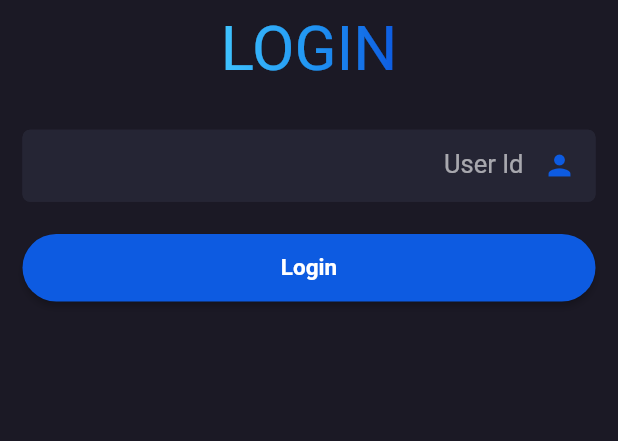
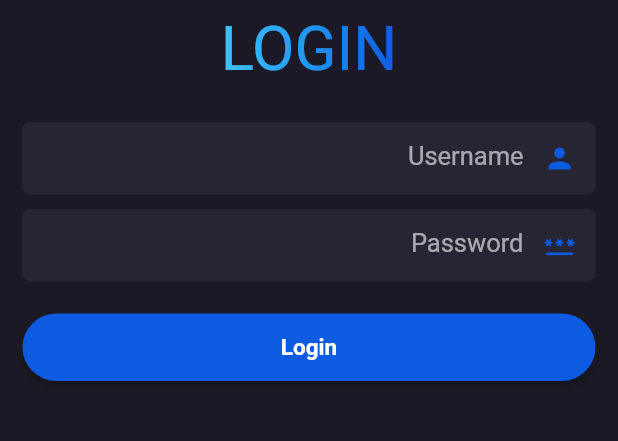
Before and after one commit to MhmdAmoudi/AlqarnControlPanel-app, a Flutter app: the screen it shows after launch, on a phone screen of 412 x 824 dp, the part 215-656 px from its top. Run offline on Flutter 3.47's test engine with Material 2 defaults, Android fonts, the phone set to English and light mode, and no system bars; drawn by our look-alikes of loader_overlay, simple_gradient_text; our stand-ins replace auto_size_text, carousel_slider, date_format, dio, flutter_dotenv, flutter_local_notifications and 12 more; missing offline and left inert: workmanager; accounts and stored records are empty; Roboto replaces fonts that are missing (Hacen).

Commit message:
get new order count

```diff
--- a/lib/api/api.dart
+++ b/lib/api/api.dart
@@ -12,12 +12,9 @@ class API {
 
   static String? token;
 
-  static late final String baseUrl;
+  static late String baseUrl;
 
-  API(
-    String controller, {
-    bool withFile = false,
-  }) {
+  API(String controller, {bool withFile = false}) {
     _dio = Dio(
       BaseOptions(
         baseUrl: '$baseUrl$controller/',
@@ -47,9 +44,9 @@ class API {
   }
 
   static void refreshToken(String newToken) async {
+    token = newToken;
     const FlutterSecureStorage storage = FlutterSecureStorage();
     await storage.write(key: 'refreshToken', value: token);
-    token = newToken;
   }
 
   Future<dynamic> _apiRequest(Future<Response> Function() request) async {
--- a/lib/main.dart
+++ b/lib/main.dart
@@ -6,10 +6,12 @@ import 'package:flutter_secure_storage/flutter_secure_storage.dart';
 import 'package:get/get.dart';
 import 'package:manage/widgets/drawer/sections_drawer.dart';
 import 'package:sizer/sizer.dart';
+import 'package:workmanager/workmanager.dart';
 
 import 'api/api.dart';
 import 'screens/home/home.dart';
 import 'screens/register/login.dart';
+import 'service/notifications.dart';
 import 'utilities/appearance/theme.dart';
 import 'widgets/global_loader.dart';
 
@@ -93,9 +95,11 @@ class _SplashScreenState extends State<SplashScreen> {
     API.token = await storage.read(key: 'refreshToken');
     await dotenv.load();
     API.baseUrl = dotenv.get('BASE_URL');
+    Workmanager().initialize(callbackDispatcher);
+    Workmanager().registerPeriodicTask('orders', 'new orders count');
     Future.delayed(
       const Duration(seconds: 3),
-      () {
+          () {
         if (API.token != null) {
           MenuDrawer.extractUserInfo();
           Get.off(() => const Home());
--- a/lib/screens/orders/models/order_view.dart
+++ b/lib/screens/orders/models/order_view.dart
@@ -2,6 +2,7 @@ import 'package:flutter/material.dart';
 import 'package:get/get.dart';
 
 import '../../../service/current_datetime.dart';
+import '../../../service/notifications.dart';
 
 class OrderView {
   String id;
@@ -56,6 +57,7 @@ class OrderView {
             loadingBill: RxBool(false)),
       );
     }
+    prefs.setString('lastOrderSeen', ordersMap.first['datetime']);
     return orders;
   }
 }
@@ -161,7 +163,7 @@ class OrderStatus {
       case 1:
         return 'تم الإستلام';
       case 2:
-        return 'جار التسليم';
+        return 'جار التوصيل';
       default:
         return 'جار المعالجة';
     }
--- a/lib/screens/orders/orders.dart
+++ b/lib/screens/orders/orders.dart
@@ -31,6 +31,12 @@ class _OrdersState extends State<Orders> {
         child: Scaffold(
           appBar: AppBar(
             title: const Text('الطلبات'),
+            actions: [
+              IconButton(
+                onPressed: () {},
+                icon: const Icon(Icons.search_rounded),
+              )
+            ],
           ),
           drawer: const MenuDrawer(),
           body: InfiniteList<OrderView>(
--- a/lib/screens/register/controller/login_controller.dart
+++ b/lib/screens/register/controller/login_controller.dart
@@ -14,15 +14,13 @@ import '../../home/home.dart';
 class LoginController {
   final API _api = API('Login');
 
-  Future<void> login(BuildContext context, String token) async {
+  Future<void> login(
+      BuildContext context, String username, String password) async {
     context.loaderOverlay.show();
     try {
-      bool exist = await _api.post('Login', data: token);
+      bool exist = await _api.post('Login', data: {username: password});
       if (exist) {
         try {
-          const FlutterSecureStorage storage = FlutterSecureStorage();
-          await storage.write(key: 'refreshToken', value: token);
-          API.token = token;
           MenuDrawer.extractUserInfo();
           context.loaderOverlay.hide();
           Get.off(() => const Home());
@@ -69,12 +67,11 @@ class LoginController {
                   type: AlertType.warning,
                   title: 'إعادة تسجيل الدخول',
                   content:
-                  'يتم طلب تسجيل الدخول إلى حسابك مرة أخرى حسب الحالات التالية:\n1- تم تسجيل الدخول بحسابك هذا في جهاز آخر.\n2- مرت فترة منذ أن قمت بالدخول إلى حسابك على هذا الجهاز.',
+                      'يتم طلب تسجيل الدخول إلى حسابك مرة أخرى حسب الحالات التالية:\n1- تم تسجيل الدخول بحسابك هذا في جهاز آخر.\n2- مرت فترة منذ أن قمت بالدخول إلى حسابك على هذا الجهاز.',
                   confirmBackgroundColor: AppColors.subColor,
                   confirmText: 'فهمت',
                   onConfirmPressed: () => Get.back(),
-                  showCancelButton: false
-              );
+                  showCancelButton: false);
             },
             child: const Text(
               'لماذا ظهر هذا التنبيه؟',
--- a/lib/screens/register/login.dart
+++ b/lib/screens/register/login.dart
@@ -17,7 +17,8 @@ class Login extends StatefulWidget {
 
 class _LoginState extends State<Login> {
   final LoginController controller = LoginController();
-  final TextEditingController userId = TextEditingController();
+  final TextEditingController username = TextEditingController();
+  final TextEditingController password = TextEditingController();
   final GlobalKey<FormState> formKey = GlobalKey<FormState>();
 
   @override
@@ -57,14 +58,27 @@ class _LoginState extends State<Login> {
                 child: ListView(
                   padding: const EdgeInsets.all(15),
                   children: [
-                    const SizedBox(height: 15),
+                    Padding(
+                      padding: const EdgeInsets.symmetric(vertical: 10.0),
+                      child: CustomTextFormField(
+                        controller: username,
+                        labelText: 'Username',
+                        hintText: 'enter username id',
+                        prefixIcon: Icons.person,
+                        validator: (val) {
+                          if (val!.trim().isEmpty) return 'enter username';
+                          return null;
+                        },
+                      ),
+                    ),
                     CustomTextFormField(
-                      controller: userId,
-                      labelText: 'User Id',
-                      hintText: 'enter user id',
-                      prefixIcon: Icons.person,
+                      controller: password,
+                      labelText: 'Password',
+                      hintText: 'enter password',
+                      prefixIcon: Icons.password_rounded,
+                      obscureText: true,
                       validator: (val) {
-                        if (val!.trim().isEmpty) return 'enter user id';
+                        if (val!.isEmpty) return 'enter password';
                         return null;
                       },
                     ),
@@ -72,7 +86,11 @@ class _LoginState extends State<Login> {
                     ElevatedButton(
                       onPressed: () async {
                         if (formKey.currentState!.validate()) {
-                          controller.login(context, userId.text.trim());
+                          controller.login(
+                            context,
+                            username.text.trim(),
+                            password.text,
+                          );
                         }
                       },
                       child: const Text('Login'),
--- a/pubspec.yaml
+++ b/pubspec.yaml
@@ -58,6 +58,9 @@ dependencies:
   auto_size_text: ^3.0.0
   money_formatter: ^0.0.3
   flutter_dotenv: ^5.0.2
+  flutter_local_notifications: ^13.0.0
+  workmanager: ^0.5.1
+  shared_preferences: ^2.0.18
 
 dev_dependencies:
   flutter_test:
```
Also changed, not shown: lib/screens/home/home.dart (+7 -4 lines), lib/screens/home/widgets/notification_card.dart (added, +12 -0 lines), lib/screens/items/items.dart (+20 -7 lines), lib/screens/orders/views/order_card.dart (+63 -20 lines), lib/service/notifications.dart (added, +84 -0 lines), lib/widgets/card_tile.dart (+11 -3 lines), lib/credit_cards/credit_cards.dart (added), pubspec.lock, 8 other files.
